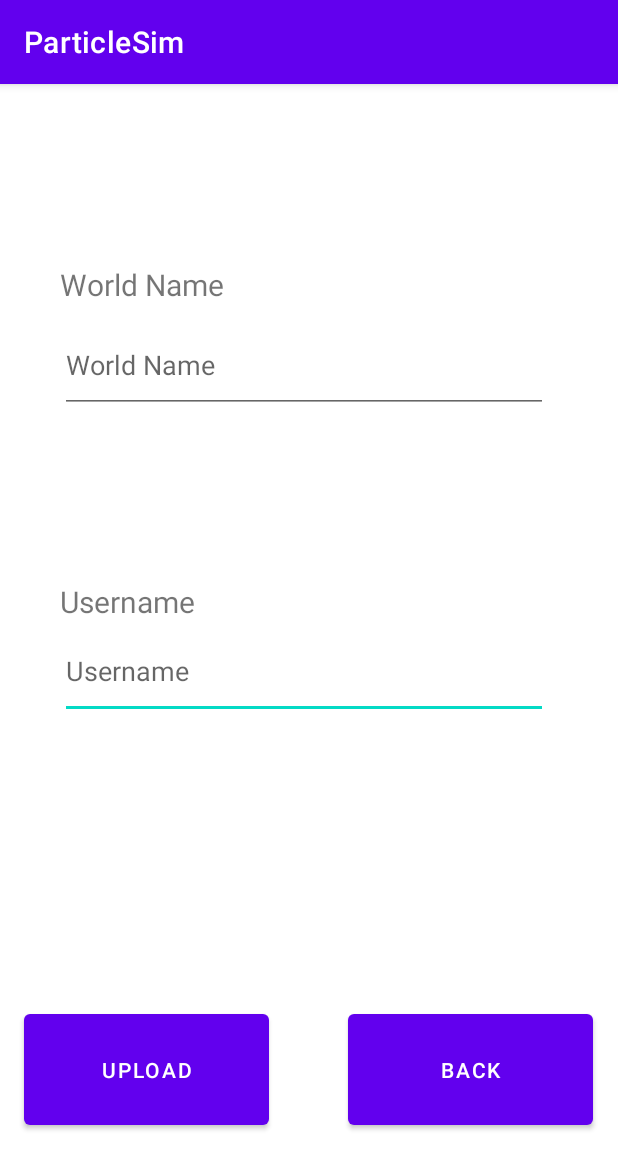
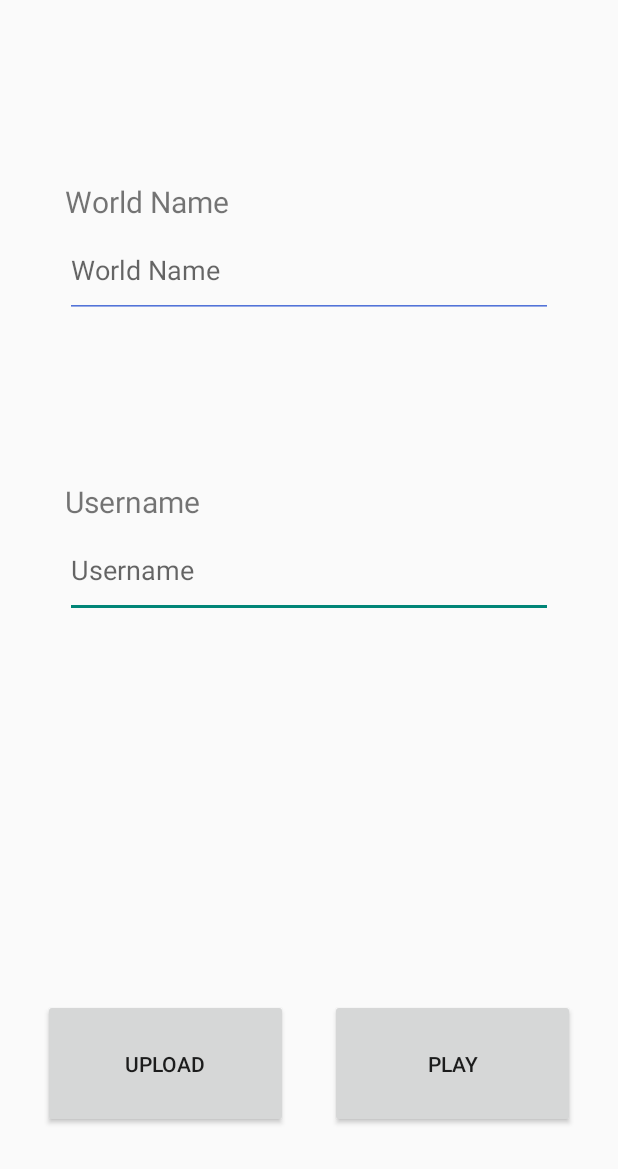
Before and after one commit to DoctorFoxy/ParticleSim, an Android app: the UploadScreen screen opened directly, with no data from a screen before it, on a phone screen of 412 x 824 dp. Shown: the top 1169 px of the screen. Run offline under Robolectric (Android 15) with nearby library versions, the phone set to English and light mode, and no system bars; our stand-ins replace Volley; network calls fail.

Commit message:
More tweaks and fixes and buttons

```diff
--- a/app/src/main/AndroidManifest.xml
+++ b/app/src/main/AndroidManifest.xml
@@ -10,7 +10,7 @@
         android:label="@string/app_name"
         android:roundIcon="@mipmap/ic_launcher_round"
         android:supportsRtl="true"
-        android:theme="@style/Theme.ParticleSim">
+        android:theme="@style/Theme.AppCompat.Light.NoActionBar">
         <activity
             android:name="StartScreen.DownloadScreen"
             android:exported="false" />
--- a/app/src/main/java/StartScreen/StartScreen.java
+++ b/app/src/main/java/StartScreen/StartScreen.java
@@ -4,6 +4,7 @@ import android.content.Intent;
 import android.os.Bundle;
 
 import androidx.appcompat.app.AppCompatActivity;
+import androidx.appcompat.app.AppCompatDelegate;
 
 import com.example.particlesim.MainActivity;
 import com.example.particlesim.R;
@@ -12,6 +13,7 @@ import com.example.particlesim.R;
 
 import android.view.View;
 import android.widget.Button;
+import android.widget.ImageButton;
 
 import ParticleEngine.Particle;
 import ParticleEngine.ParticleWorld;
@@ -19,7 +21,6 @@ import ParticleEngine.WorldParser;
 
 
 public class StartScreen extends AppCompatActivity {
-    private Button NewGameB;
     private Button LoadGameB;
     private Button SettingsB;
     private String worldIntent;
@@ -28,8 +29,8 @@ public class StartScreen extends AppCompatActivity {
     @Override
     protected void onCreate(Bundle savedInstanceState) {
         super.onCreate(savedInstanceState);
+        AppCompatDelegate.setDefaultNightMode(AppCompatDelegate.MODE_NIGHT_NO);
         setContentView(R.layout.start_screen);
-        NewGameB =findViewById(R.id.NewGameB);
         LoadGameB =findViewById(R.id.LoadGameB);
         SettingsB =findViewById(R.id.SettingsB);
 
--- a/app/src/main/java/com/example/particlesim/MainActivity.java
+++ b/app/src/main/java/com/example/particlesim/MainActivity.java
@@ -52,7 +52,7 @@ public class MainActivity extends AppCompatActivity {
 
         //Config
         backgroundColor = Color.WHITE;
-        simSpeed = 50;
+        simSpeed = 30;
         selectedType = Type.WATER;
         pressing = false;
 
--- a/app/src/main/res/layout/activity_upload_screen.xml
+++ b/app/src/main/res/layout/activity_upload_screen.xml
@@ -4,73 +4,75 @@
     xmlns:tools="http://schemas.android.com/tools"
     android:layout_width="match_parent"
     android:layout_height="match_parent"
+    android:backgroundTint="#F7F7F7"
     tools:context="StartScreen.UploadScreen">
 
     <Button
         android:id="@+id/UploadButton"
         android:layout_width="163dp"
         android:layout_height="86dp"
-        android:layout_marginStart="16dp"
-        android:layout_marginBottom="68dp"
         android:onClick="onUploadPressed"
         android:text="Upload"
-        app:layout_constraintBottom_toBottomOf="parent"
+        app:layout_constraintBottom_toBottomOf="@+id/BackButton"
+        app:layout_constraintEnd_toStartOf="@+id/BackButton"
+        app:layout_constraintHorizontal_bias="0.5"
         app:layout_constraintStart_toStartOf="parent" />
 
     <Button
         android:id="@+id/BackButton"
         android:layout_width="163dp"
         android:layout_height="86dp"
-        android:layout_marginStart="232dp"
-        android:layout_marginBottom="68dp"
+        android:layout_marginBottom="72dp"
         android:onClick="onBackPressed"
-        android:text="Back"
+        android:text="Play"
         app:layout_constraintBottom_toBottomOf="parent"
-        app:layout_constraintStart_toStartOf="parent" />
+        app:layout_constraintEnd_toEndOf="parent"
+        app:layout_constraintHorizontal_bias="0.5"
+        app:layout_constraintStart_toEndOf="@+id/UploadButton" />
 
     <TextView
         android:id="@+id/worldNameText"
         android:layout_width="wrap_content"
         android:layout_height="wrap_content"
-        android:layout_marginStart="40dp"
-        android:layout_marginTop="120dp"
         android:text="World Name"
         android:textSize="20sp"
-        app:layout_constraintStart_toStartOf="parent"
-        app:layout_constraintTop_toTopOf="parent" />
+        app:layout_constraintBottom_toTopOf="@+id/editTextWorldName"
+        app:layout_constraintStart_toStartOf="@+id/editTextWorldName" />
 
     <TextView
         android:id="@+id/usernameText"
         android:layout_width="wrap_content"
         android:layout_height="wrap_content"
-        android:layout_marginTop="112dp"
         android:text="Username"
         android:textSize="20sp"
-        app:layout_constraintStart_toStartOf="@+id/worldNameText"
-        app:layout_constraintTop_toBottomOf="@+id/editTextWorldName" />
+        app:layout_constraintBottom_toTopOf="@+id/editTextUsername"
+        app:layout_constraintStart_toStartOf="@+id/editTextUsername" />
 
     <EditText
         android:id="@+id/editTextUsername"
         android:layout_width="325dp"
         android:layout_height="64dp"
-        android:layout_marginTop="140dp"
+        android:layout_marginTop="136dp"
         android:ems="10"
-        android:maxLength="15"
         android:hint="Username"
         android:inputType="textPersonName"
-        app:layout_constraintStart_toStartOf="@+id/usernameText"
+        android:maxLength="15"
+        app:layout_constraintEnd_toEndOf="parent"
+        app:layout_constraintStart_toStartOf="parent"
         app:layout_constraintTop_toBottomOf="@+id/editTextWorldName" />
 
     <EditText
         android:id="@+id/editTextWorldName"
         android:layout_width="325dp"
         android:layout_height="64dp"
-        android:layout_marginTop="8dp"
-        android:maxLength="15"
+        android:layout_marginTop="148dp"
+        android:backgroundTint="#5273D8"
         android:ems="10"
         android:hint="World Name"
         android:inputType="textPersonName"
-        app:layout_constraintStart_toStartOf="@+id/worldNameText"
-        app:layout_constraintTop_toBottomOf="@+id/worldNameText" />
+        android:maxLength="15"
+        app:layout_constraintEnd_toEndOf="parent"
+        app:layout_constraintStart_toStartOf="parent"
+        app:layout_constraintTop_toTopOf="parent" />
 
 </androidx.constraintlayout.widget.ConstraintLayout>
--- a/app/src/main/res/values-night/themes.xml
+++ /dev/null
@@ -1,16 +0,0 @@
-<resources xmlns:tools="http://schemas.android.com/tools">
-    <!-- Base application theme. -->
-    <style name="Theme.ParticleSim" parent="Theme.MaterialComponents.DayNight.DarkActionBar">
-        <!-- Primary brand color. -->
-        <item name="colorPrimary">@color/purple_200</item>
-        <item name="colorPrimaryVariant">@color/purple_700</item>
-        <item name="colorOnPrimary">@color/black</item>
-        <!-- Secondary brand color. -->
-        <item name="colorSecondary">@color/teal_200</item>
-        <item name="colorSecondaryVariant">@color/teal_200</item>
-        <item name="colorOnSecondary">@color/black</item>
-        <!-- Status bar color. -->
-        <item name="android:statusBarColor" tools:targetApi="l">?attr/colorPrimaryVariant</item>
-        <!-- Customize your theme here. -->
-    </style>
-</resources>
```
Also changed, not shown: app/src/main/res/layout/activity_download_screen.xml (+16 -13 lines), app/src/main/res/layout/activity_main.xml (+10 -7 lines), app/src/main/res/layout/activity_settings_screen.xml (+13 -9 lines), app/src/main/res/layout/start_screen.xml (+6 -2 lines), app/src/main/res/drawable/bluebutton.png (added), app/src/main/res/drawable/bluebuttonsmaller.png (added), app/src/main/res/drawable/particlesimstartscreen2.png (added), app/src/main/res/drawable/settingscreen2.png (added).
